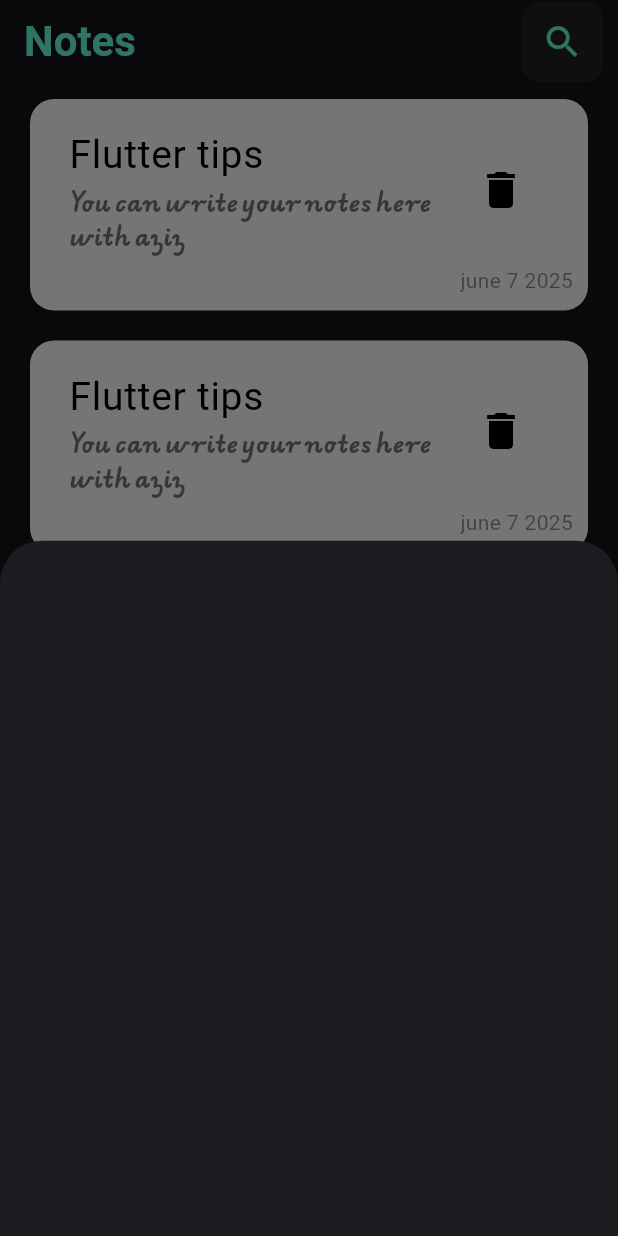
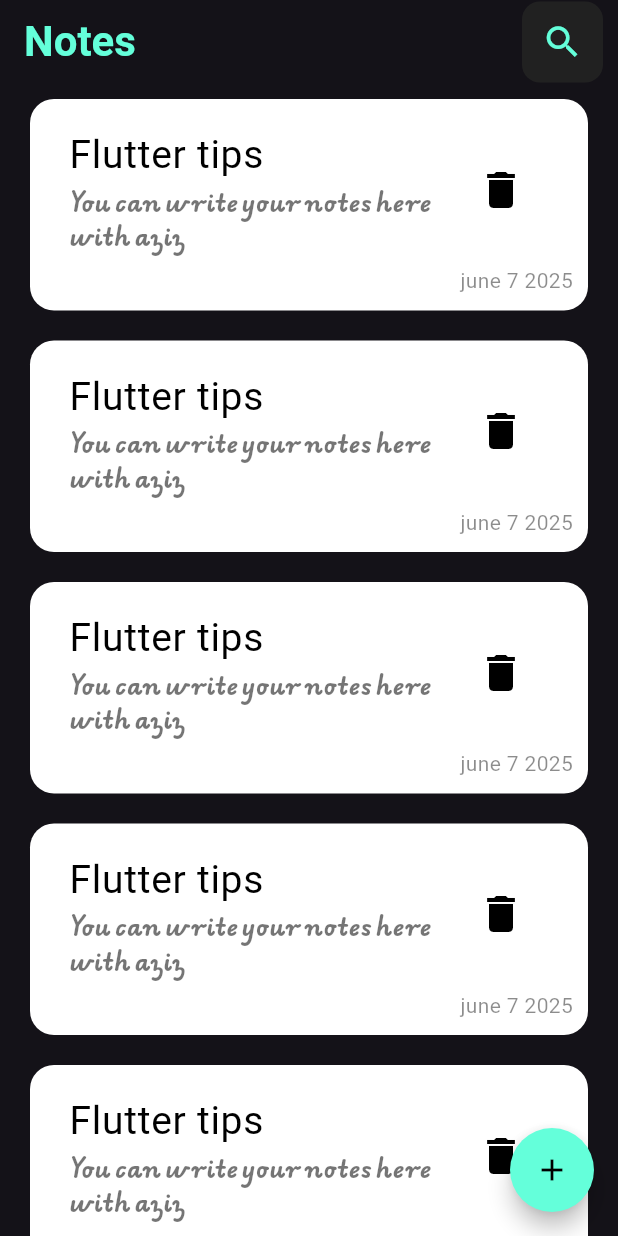
Before and after one commit to Aziz-Habbassi/Nubi, a Flutter app: the screen it shows after launch, after a tap on the "add" icon, on a phone screen of 412 x 824 dp. Run offline on Flutter 3.47's test engine with Material 3 defaults, Android fonts, the phone set to English and light mode, and no system bars.

Commit message:
floating action button

```diff
--- a/lib/views/home_view.dart
+++ b/lib/views/home_view.dart
@@ -16,14 +16,7 @@ class HomeView extends StatelessWidget {
         },
       ),
       floatingActionButton: FloatingActionButton(
-        onPressed: () {
-          showModalBottomSheet(
-            context: context,
-            builder: (context) {
-              return Container();
-            },
-          );
-        },
+        onPressed: () {},
         shape: const CircleBorder(),
         backgroundColor: kprimaryColor,
         child: const Icon(Icons.add, color: Colors.black),
```
